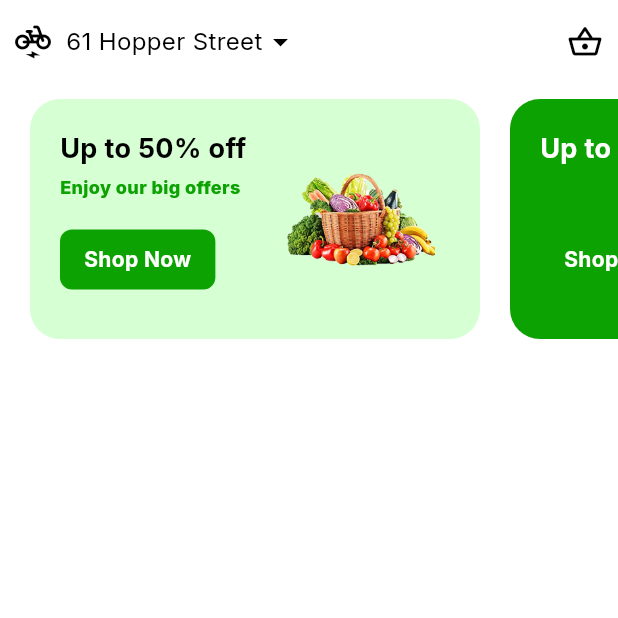
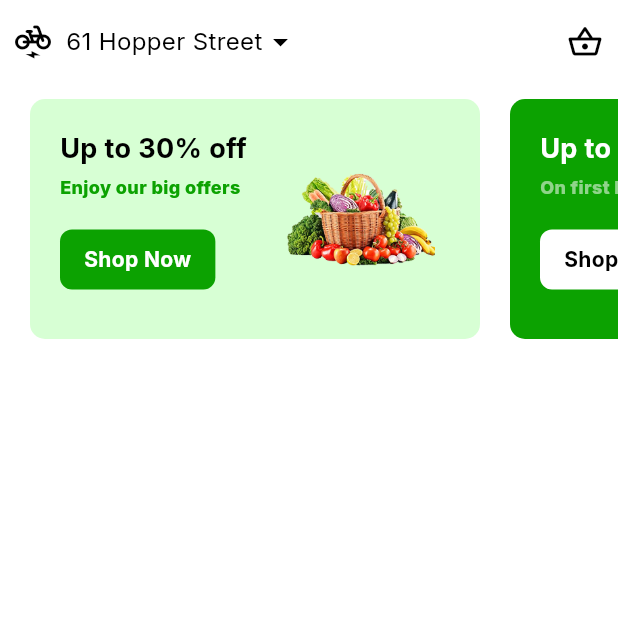
Before and after one commit to iamfarazbaloch/grabber_app, a Flutter app: the screen it shows after launch, on a phone screen of 412 x 824 dp, the top half of it. Run offline on Flutter 3.47's test engine with Material 3 defaults, Android fonts, the light colour scheme and no system bars; our stand-ins replace flutter_riverpod, google_fonts.

Commit message:
adding cards

```diff
--- a/lib/pages/home_page.dart
+++ b/lib/pages/home_page.dart
@@ -52,26 +52,26 @@ class _HomePageState extends State<HomePage> {
                   subtitleColor: Color(0xFF0CA201),
                   buttonColor: Color(0xFF0CA201),
                   buttonTextColor: Colors.white,
-                  title: 'Up to 50% off',
+                  title: 'Up to 30% off',
                   subtitle: 'Enjoy our big offers',
                 ),
                 OfferCard(
                   bgColor: Color(0xFF0CA201),
-                  imagePath: 'assets/images/2.png',
+                  imagePath: 'assets/images/3.png',
                   titleColor: Colors.white,
-                  subtitleColor: Color(0xFF0CA201),
-                  buttonColor: Color(0xFF0CA201),
-                  buttonTextColor: Colors.white,
-                  title: 'Up to 50% off',
-                  subtitle: 'Enjoy our big offers',
+                  subtitleColor: Colors.white54,
+                  buttonColor: Colors.white,
+                  buttonTextColor: Colors.black,
+                  title: 'Up to 25% off',
+                  subtitle: 'On first buyer',
                 ),
                 OfferCard(
-                  bgColor: Color(0xFFD7FFD4),
-                  imagePath: 'assets/images/3.png',
+                  bgColor: Color(0xFFFFDB24),
+                  imagePath: 'assets/images/2.png',
                   titleColor: Colors.black,
-                  subtitleColor: Color(0xFF0CA201),
-                  buttonColor: Color(0xFF0CA201),
-                  buttonTextColor: Colors.white,
+                  subtitleColor: Colors.black,
+                  buttonColor: Colors.white,
+                  buttonTextColor: Colors.black,
                   title: 'Up to 50% off',
                   subtitle: 'Enjoy our big offers',
                 ),
--- a/lib/widgets/offer_card.dart
+++ b/lib/widgets/offer_card.dart
@@ -30,7 +30,7 @@ class OfferCard extends StatelessWidget {
       padding: const EdgeInsets.all(20),
       decoration: BoxDecoration(
         color: bgColor,
-        borderRadius: BorderRadius.circular(20),
+        borderRadius: BorderRadius.circular(10),
       ),
       child: Row(
         children: [
```
